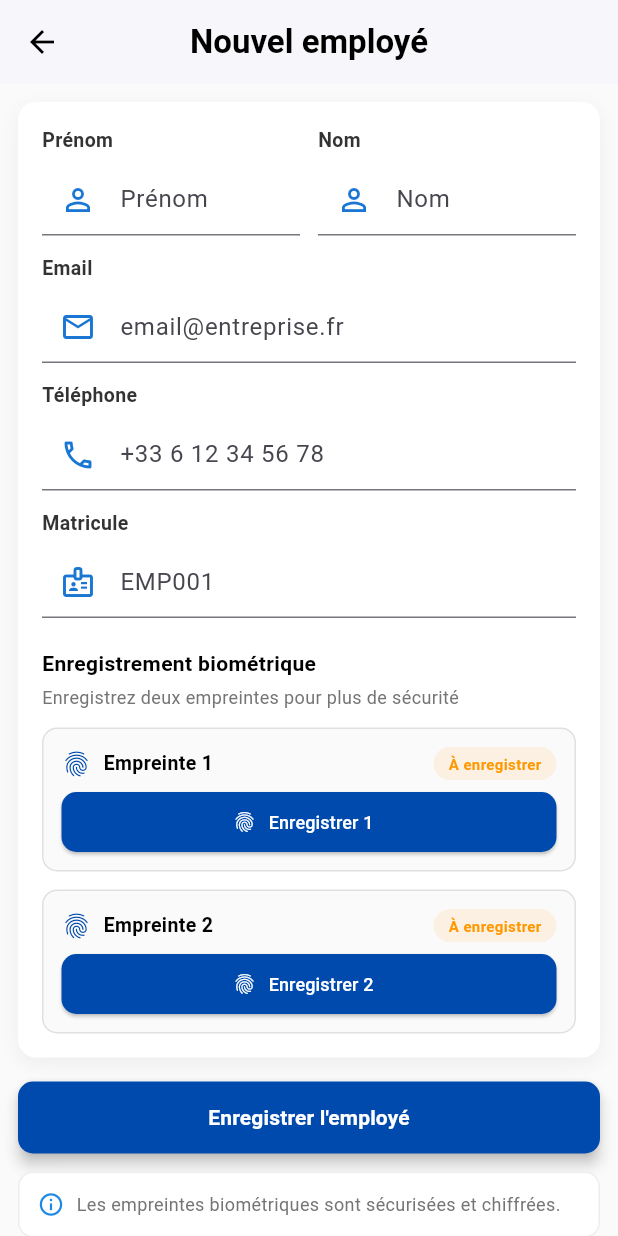
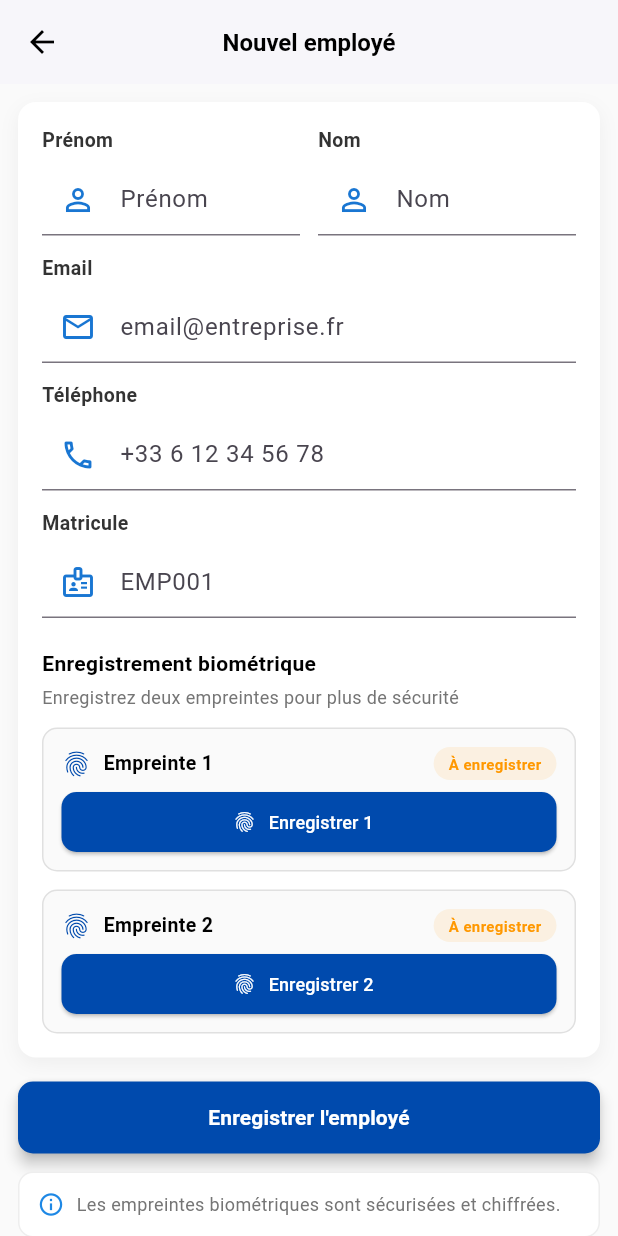
Before and after one commit to eden-jordan/EasySign_frontend, a Flutter app: the PersonnelAdd screen opened directly, on a phone screen of 412 x 824 dp. Run offline on Flutter 3.47's test engine with Material 3 defaults, Android fonts, the light colour scheme and no system bars; our stand-ins replace video_player.

```diff
--- a/easysign/lib/screens/others/personnel_add.dart
+++ b/easysign/lib/screens/others/personnel_add.dart
@@ -113,7 +113,11 @@ class _PersonnelAddState extends State<PersonnelAdd> {
         ),
         title: const Text(
           'Nouvel employé',
-          style: TextStyle(color: Colors.black, fontWeight: FontWeight.w600),
+          style: TextStyle(
+            color: Colors.black,
+            fontWeight: FontWeight.w600,
+            fontSize: 16,
+          ),
         ),
       ),
       body: Container(
```
